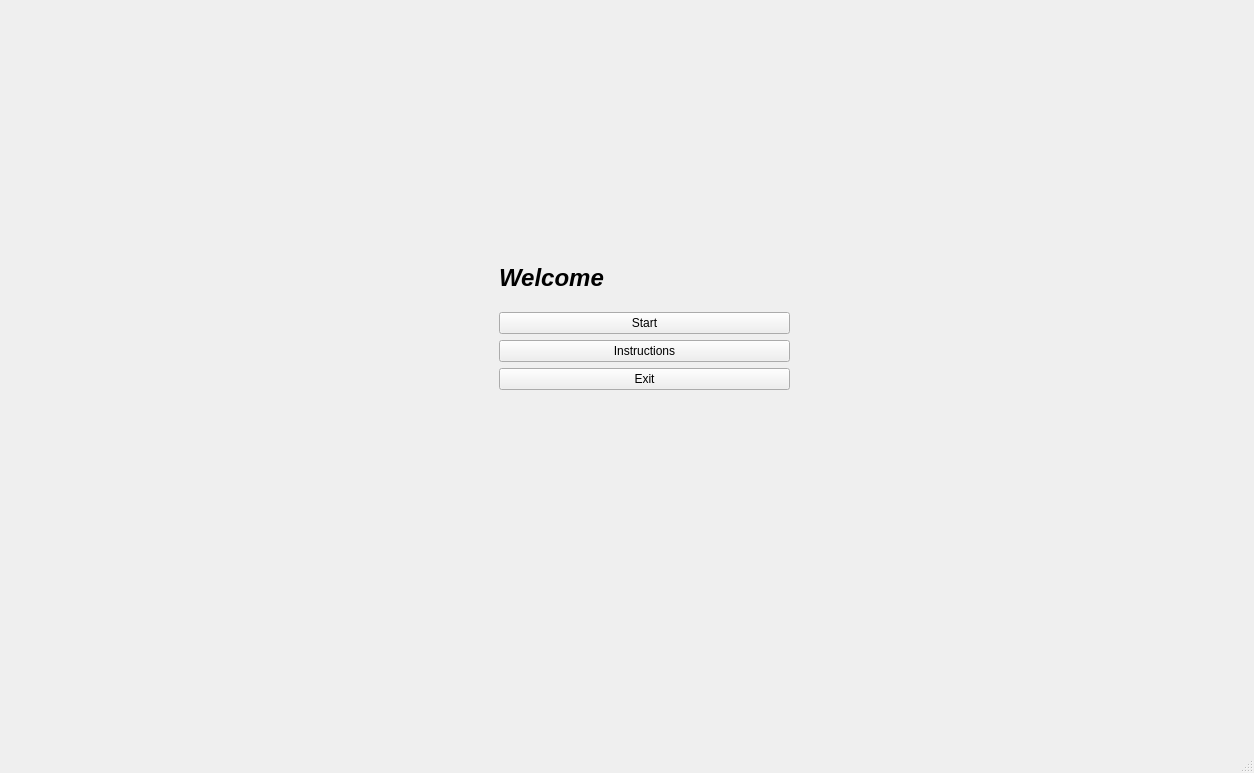
Qt form mainwindow.ui (Simran0r4/ProgrammingPuzzle) before a commit.
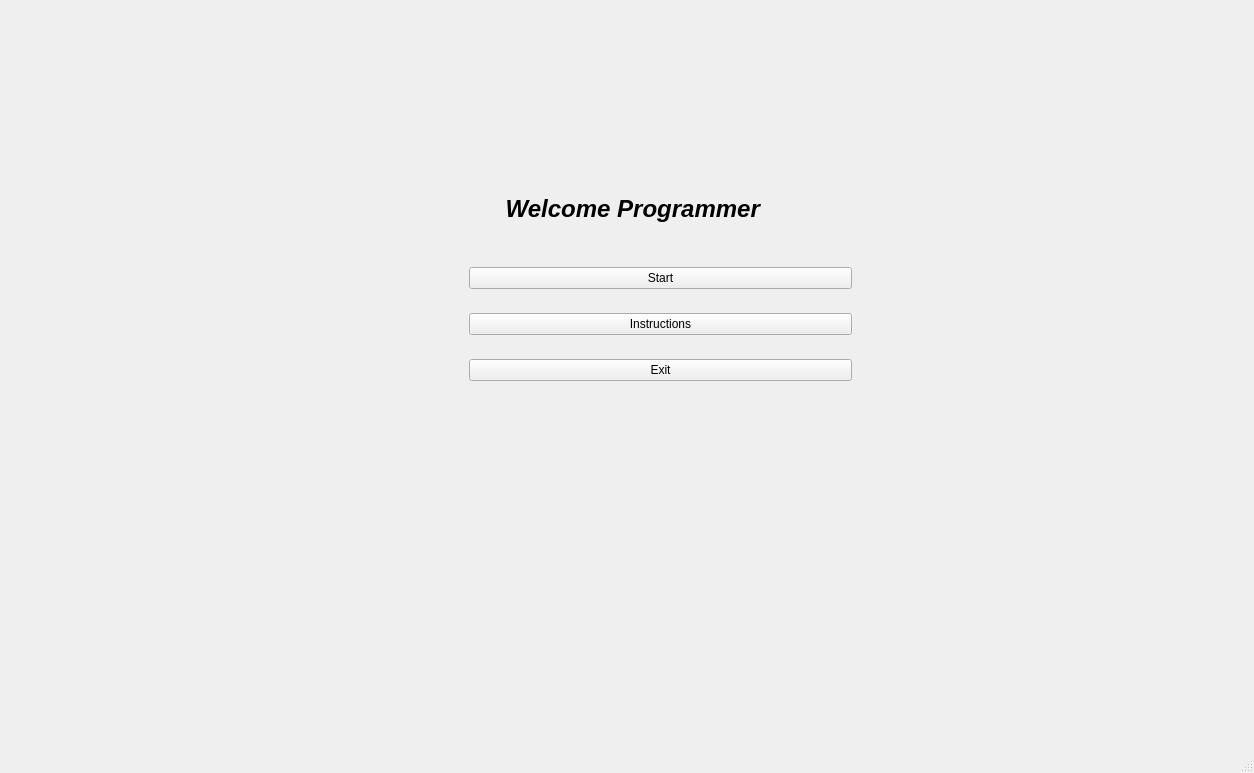
The same form after that commit.

Commit message: Added fullscreen GIF background and improved button styles

The edit to the form file:
```diff
--- a/mainwindow.ui
+++ b/mainwindow.ui
@@ -24,27 +24,13 @@
        <widget class="QWidget" name="layoutWidget">
         <property name="geometry">
          <rect>
-          <x>490</x>
+          <x>460</x>
           <y>240</y>
-          <width>291</width>
-          <height>141</height>
+          <width>383</width>
+          <height>150</height>
          </rect>
         </property>
         <layout class="QVBoxLayout" name="verticalLayout">
-         <item>
-          <widget class="QLabel" name="label">
-           <property name="font">
-            <font>
-             <pointsize>18</pointsize>
-             <italic>true</italic>
-             <bold>true</bold>
-            </font>
-           </property>
-           <property name="text">
-            <string>Welcome</string>
-           </property>
-          </widget>
-         </item>
          <item>
           <widget class="QPushButton" name="startButton">
            <property name="acceptDrops">
@@ -71,6 +57,26 @@
          </item>
         </layout>
        </widget>
+       <widget class="QLabel" name="label">
+        <property name="geometry">
+         <rect>
+          <x>490</x>
+          <y>180</y>
+          <width>381</width>
+          <height>40</height>
+         </rect>
+        </property>
+        <property name="font">
+         <font>
+          <pointsize>18</pointsize>
+          <italic>true</italic>
+          <bold>true</bold>
+         </font>
+        </property>
+        <property name="text">
+         <string> Welcome Programmer</string>
+        </property>
+       </widget>
       </widget>
       <widget class="QWidget" name="instructionsPage">
        <widget class="QTextBrowser" name="instructionsBrowser">
```
Left out of the diff: 6 changed lines with no effect on the pictures. The commit also changes 5 other files.
